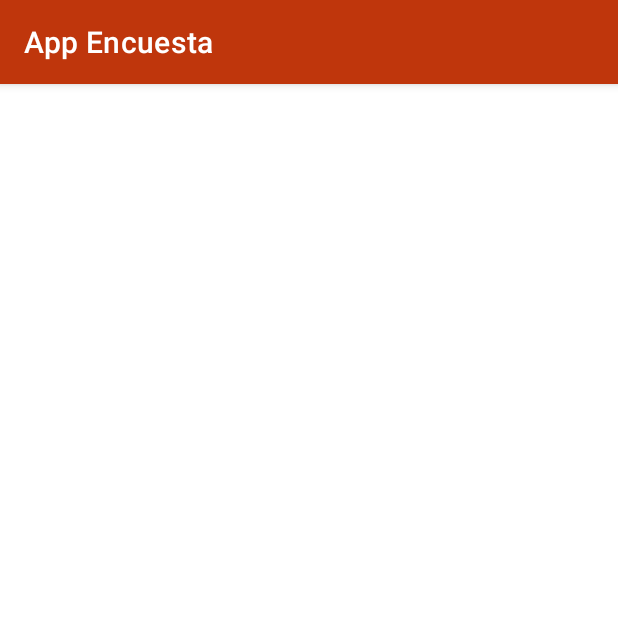
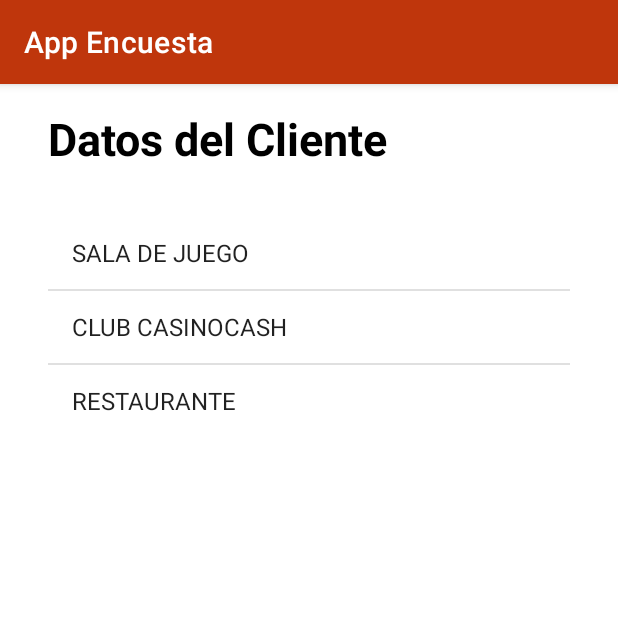
Before and after one commit to U201519670/AppEncuesta, an Android app: the ServiciosActivity screen opened directly, with no data from a screen before it, on a phone screen of 412 x 824 dp, the top half of it. Run offline under Robolectric (Android 15) with nearby library versions, the phone set to English and light mode, and no system bars.

Commit message:
encuesta_p1

```diff
--- a/app/build.gradle
+++ b/app/build.gradle
@@ -53,4 +53,5 @@ dependencies {
     androidTestImplementation 'androidx.test.ext:junit:1.1.3'
     androidTestImplementation 'androidx.test.espresso:espresso-core:3.4.0'
     implementation 'androidx.cardview:cardview:1.0.0'
+
 }
--- a/app/src/main/java/com/example/myproject1/DashActivity.kt
+++ b/app/src/main/java/com/example/myproject1/DashActivity.kt
@@ -9,17 +9,31 @@ import android.view.MenuItem
 import kotlinx.android.synthetic.main.activity_dash.*
 import kotlinx.android.synthetic.main.activity_datos_clientes.*
 import android.R.id
-
-
+import android.widget.TextView
+import android.view.View
+import android.widget.EditText
 
 
 class DashActivity : AppCompatActivity() {
+
+    private var textView16: TextView? = null
+
     override fun onCreate(savedInstanceState: Bundle?) {
         super.onCreate(savedInstanceState)
         setContentView(R.layout.activity_dash)
 
+        textView16 = findViewById<View>(R.id.textView16) as TextView
+        val parametros = intent.extras
+        if (parametros != null) {
+            textView16!!.text = parametros.getString("Servicios")
+        }
+
         linearLayout_2.setOnClickListener {
             startActivity(Intent(this, DatosClientesActivity::class.java))
+        }
+
+        linearLayout_4.setOnClickListener {
+            startActivity(Intent(this, ServiciosActivity::class.java))
         }
 
     }
--- a/app/src/main/java/com/example/myproject1/ServiciosActivity.kt
+++ b/app/src/main/java/com/example/myproject1/ServiciosActivity.kt
@@ -1,11 +1,56 @@
 package com.example.myproject1
 
+import android.content.Intent
+import android.os.Bundle
+import android.view.View
+import android.widget.AdapterView
+import android.widget.AdapterView.OnItemClickListener
+import android.widget.ArrayAdapter
+import android.widget.ListView
 import androidx.appcompat.app.AppCompatActivity
-import android.os.Bundle
+import kotlinx.android.synthetic.main.nav_header_main.*
 
-class ServiciosActivity : AppCompatActivity() {
+
+class ServiciosActivity : AppCompatActivity(), OnItemClickListener  {
+
+    private var lista_servicios: ListView? = null
+    private val datos = arrayOf("SALA DE JUEGO", "CLUB CASINOCASH", "RESTAURANTE")
+
     override fun onCreate(savedInstanceState: Bundle?) {
         super.onCreate(savedInstanceState)
         setContentView(R.layout.activity_servicios)
+        lista_servicios = findViewById<View>(R.id.lista_servicios) as ListView
+        val adaptador = ArrayAdapter(this, android.R.layout.simple_list_item_1, datos)
+        lista_servicios!!.onItemClickListener = this
+        lista_servicios!!.adapter = adaptador
+
+        /**val arrayAdapter:ArrayAdapter<*>
+
+        val servicios = mutableListOf("SALA DE JUEGO", "CLUB CASINOCASH", "RESTAURANTE")
+        val lista_servicios = findViewById<ListView>(R.id.lista_servicios)
+
+        val adaptador = ArrayAdapter(this, android.R.layout.simple_list_item_1, servicios)
+        lista_servicios.adapter = adaptador
+
+        lista_servicios.onItemClickListener = OnItemClickListener {
+                parent, view, position, id ->
+            val selectedItemText = parent.getItemAtPosition(position)
+            textView.text = "Selected : $selectedItemText"
+        }
+
+        //lista_servicios.setOnItemClickListener(){parent,view,position,id->
+
+        //    Toast.makeText(this, parent.getItemAtPosition(position).toString(),Toast.LENGTH_LONG).show()
+
+        //}**/
+
     }
+
+    override fun onItemClick(adapterView: AdapterView<*>, view: View, i: Int, l: Long) {
+        val valor = adapterView.getItemAtPosition(i) as String
+        val nuevoform = Intent(this@ServiciosActivity, DashActivity::class.java)
+        nuevoform.putExtra("Servicios", valor)
+        startActivity(nuevoform)
+    }
+
 }
--- a/app/src/main/res/layout/activity_dash.xml
+++ b/app/src/main/res/layout/activity_dash.xml
@@ -274,7 +274,7 @@
             android:layout_height="wrap_content"
             android:layout_marginStart="8dp"
             android:layout_marginTop="16dp"
-            android:text="Sala de Juego"
+            android:text="Seleccione un Servicio"
             android:textColor="@color/white"
             android:textSize="18sp"
             app:layout_constraintStart_toEndOf="@+id/linearLayout"
--- a/app/src/main/res/layout/activity_servicios.xml
+++ b/app/src/main/res/layout/activity_servicios.xml
@@ -4,6 +4,37 @@
     xmlns:tools="http://schemas.android.com/tools"
     android:layout_width="match_parent"
     android:layout_height="match_parent"
+    android:orientation="vertical"
     tools:context=".ServiciosActivity">
 
+    <TextView
+        android:id="@+id/textView"
+        android:layout_width="match_parent"
+        android:layout_height="wrap_content"
+        android:layout_marginStart="32dp"
+        android:layout_marginTop="16dp"
+        android:layout_marginEnd="32dp"
+        android:text="Datos del Cliente"
+        android:textColor="@color/black"
+        android:textSize="30sp"
+        android:textStyle="bold"
+        app:layout_constraintEnd_toEndOf="parent"
+        app:layout_constraintStart_toStartOf="parent"
+        app:layout_constraintTop_toTopOf="parent" />
+
+    <ListView
+        android:id="@+id/lista_servicios"
+        android:layout_width="match_parent"
+        android:layout_height="wrap_content"
+        android:textColor="#B30817"
+        android:backgroundTint="#B30817"
+        android:layout_marginStart="32dp"
+        android:layout_marginTop="32dp"
+        android:layout_marginEnd="32dp"
+        app:layout_constraintEnd_toEndOf="parent"
+        app:layout_constraintStart_toStartOf="parent"
+        app:layout_constraintTop_toBottomOf="@+id/textView">
+
+    </ListView>
+
 </androidx.constraintlayout.widget.ConstraintLayout>
```
